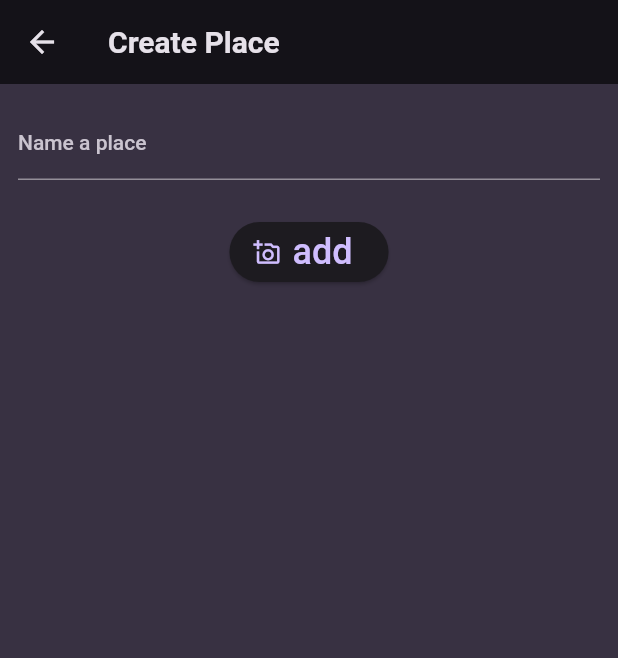
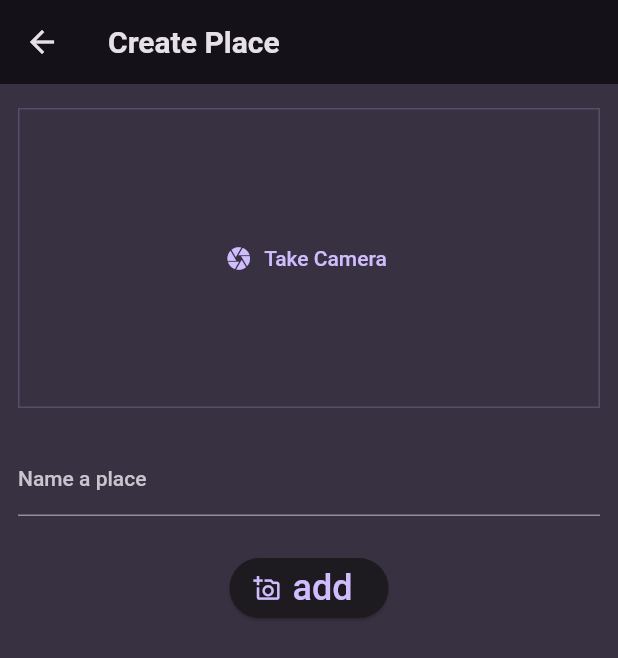
Before and after one commit to Arkar20/favourite_places, a Flutter app: the CreatePlace screen opened directly, on a phone screen of 412 x 824 dp. Shown: the top 658 px of the screen. Run offline on Flutter 3.47's test engine with Material 2 defaults, Android fonts, the phone set to English and light mode, and no system bars; our stand-ins replace flutter_riverpod, google_fonts, riverpod.

Commit message:
image input ui

```diff
--- a/lib/screens/CreatePlace.dart
+++ b/lib/screens/CreatePlace.dart
@@ -1,4 +1,5 @@
 import 'package:favourite_places/store/PlaceProvider.dart';
+import 'package:favourite_places/widgets/ImageInput.dart';
 import 'package:flutter/material.dart';
 import 'package:flutter_riverpod/flutter_riverpod.dart';
 
@@ -10,14 +11,14 @@ class CreatePlace extends ConsumerStatefulWidget {
 }
 
 class _CreatePlaceState extends ConsumerState<CreatePlace> {
-
-  final _textController=TextEditingController();
+  final _textController = TextEditingController();
 
   @override
-  void dispose(){
+  void dispose() {
     _textController.dispose();
     super.dispose();
   }
+
   @override
   Widget build(BuildContext context) {
     return Scaffold(
@@ -26,23 +27,28 @@ class _CreatePlaceState extends ConsumerState<CreatePlace> {
       ),
       body: Padding(
         padding: const EdgeInsets.symmetric(horizontal: 12, vertical: 16),
+        child: SingleChildScrollView(
           child: Form(
               child: Column(
             children: [
+              ImageInput(),
+              const SizedBox(
+                height: 24,
+              ),
               TextFormField(
                   controller: _textController,
                   decoration: const InputDecoration(label: Text("Name a place")),
                   style: TextStyle(
-                color:Theme.of(context).colorScheme.onBackground
-               )
+                      color: Theme.of(context).colorScheme.onBackground)),
+              const SizedBox(
+                height: 24,
               ),
-            const SizedBox(height: 24,),
               Row(
                 mainAxisAlignment: MainAxisAlignment.center,
                 children: [
                   ElevatedButton.icon(
                       onPressed: () {
-                    final text=_textController.text;
+                        final text = _textController.text;
                         ref.read(placeProvider.notifier).addPlace(text);
                         Navigator.of(context).pop();
                       },
@@ -50,13 +56,13 @@ class _CreatePlaceState extends ConsumerState<CreatePlace> {
                       label: const Text(
                         "add",
                         style: TextStyle(fontSize: 24),
-                      )
-                )
+                      ))
                 ],
               )
             ],
           )),
         ),
+      ),
     );
   }
 }
--- /dev/null
+++ b/lib/widgets/ImageInput.dart
@@ -0,0 +1,29 @@
+import 'package:flutter/material.dart';
+
+class ImageInput extends StatefulWidget {
+  const ImageInput({super.key});
+
+  @override
+  State<ImageInput> createState() => _ImageInputState();
+}
+
+class _ImageInputState extends State<ImageInput> {
+  @override
+  Widget build(BuildContext context) {
+    return Container(
+      padding: const  EdgeInsets.all(16),
+      decoration: BoxDecoration(
+        border: Border.all(width: 1,color: Theme.of(context).colorScheme.primary.withOpacity(0.2))
+      ),
+      height: 200,
+      width: double.infinity,
+      child: TextButton.icon(
+        onPressed: (){
+
+        },
+        icon: Icon(Icons.camera),
+        label: Text("Take Camera")
+      ),
+    );
+  }
+}
```
Lines whose indentation alone changed are shown as unchanged.
